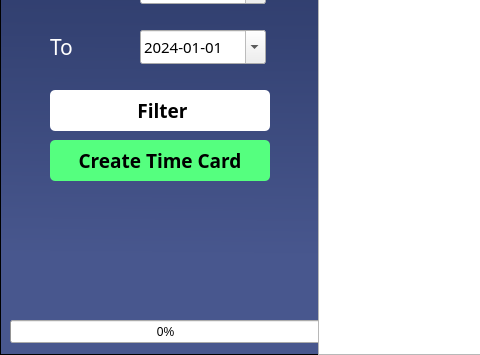
This is TimeKeeping/timeLogger/timeLog.ui in Maze711/systemPayroll as Qt 5 draws it before an edit; both pictures show x 0 to 480 and y 310 to 665 of the 1180 by 665 pixel window. The edited form follows.
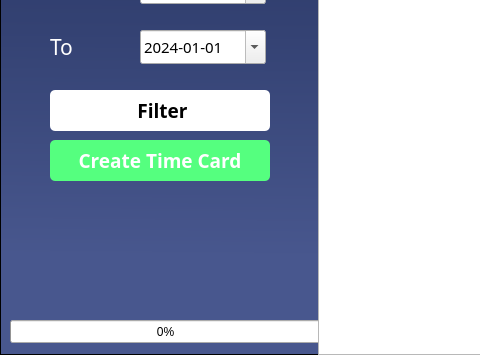
This is the edited form. Icons and pictures are not drawn.

Commit message: Button "Create Time Card" Text Color change

The edit to the form file:
```diff
--- a/TimeKeeping/timeLogger/timeLog.ui
+++ b/TimeKeeping/timeLogger/timeLog.ui
@@ -276,7 +276,8 @@
      </property>
      <property name="styleSheet">
       <string notr="true">background-color: rgb(85, 255, 127);
-border-radius: 5px;</string>
+border-radius: 5px;
+color: white;</string>
      </property>
      <property name="text">
       <string>Create Time Card</string>
```
